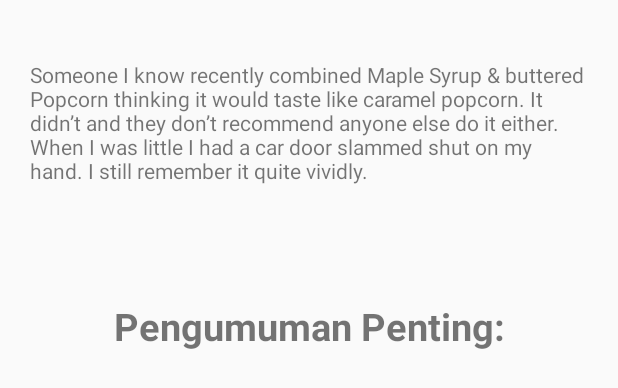
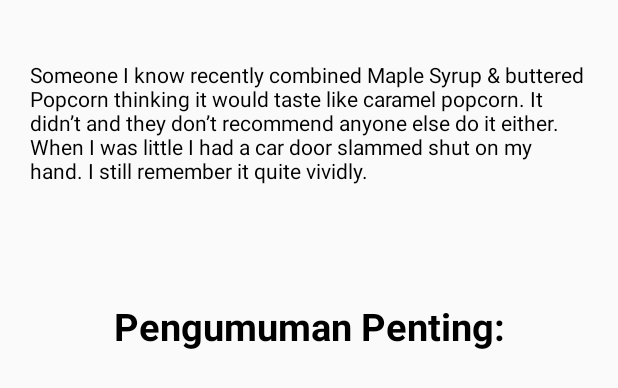
Before and after one commit to FranciscoKen/PPL_II-I_PMO, an Android app: the layout fragment_home.xml on its own in the app's theme, with its tools: preview values and no code run, on a phone screen of 412 x 824 dp. Shown: the top 388 px of the screen. Run offline under Robolectric (Android 15) with nearby library versions, the light colour scheme and no system bars.

Commit message:
fix color and comment card

```diff
--- a/android/app/src/main/res/layout/card_pengumuman.xml
+++ b/android/app/src/main/res/layout/card_pengumuman.xml
@@ -25,6 +25,7 @@
                 android:layout_height="wrap_content"
                 android:paddingLeft="30dp"
                 android:paddingRight="30dp"
+                android:textColor="@color/colorText"
                 android:paddingTop="10dp"
                 android:textSize="20sp"
                 android:text="Pelatihan Presentasi"/>
@@ -38,6 +39,7 @@
                 android:paddingRight="30dp"
                 android:paddingBottom="10dp"
                 android:textSize="15sp"
+                android:textColor="@color/colorText"
                 android:text="Minggu, 3 Maret 2018"/>
 
 
--- a/android/app/src/main/res/layout/fragment_home.xml
+++ b/android/app/src/main/res/layout/fragment_home.xml
@@ -35,6 +35,7 @@
                     android:layout_marginLeft="20dp"
                     android:layout_marginRight="20dp"
                     android:layout_marginTop="40dp"
+                    android:textColor="@color/colorText"
                     android:text="@string/Quote_Content" />
 
             </RelativeLayout>
@@ -49,7 +50,8 @@
                 android:text="@string/header_pengumuman"
                 android:textAlignment="center"
                 android:textSize="25sp"
-                android:textStyle="bold" />
+                android:textStyle="bold"
+                android:textColor="@color/colorHeaderText"/>
 
             <android.support.v7.widget.RecyclerView
                 android:id="@+id/recycler_view"
```
Also changed, not shown: android/app/src/main/res/layout/content_comment.xml (added, +38 -0 lines).
